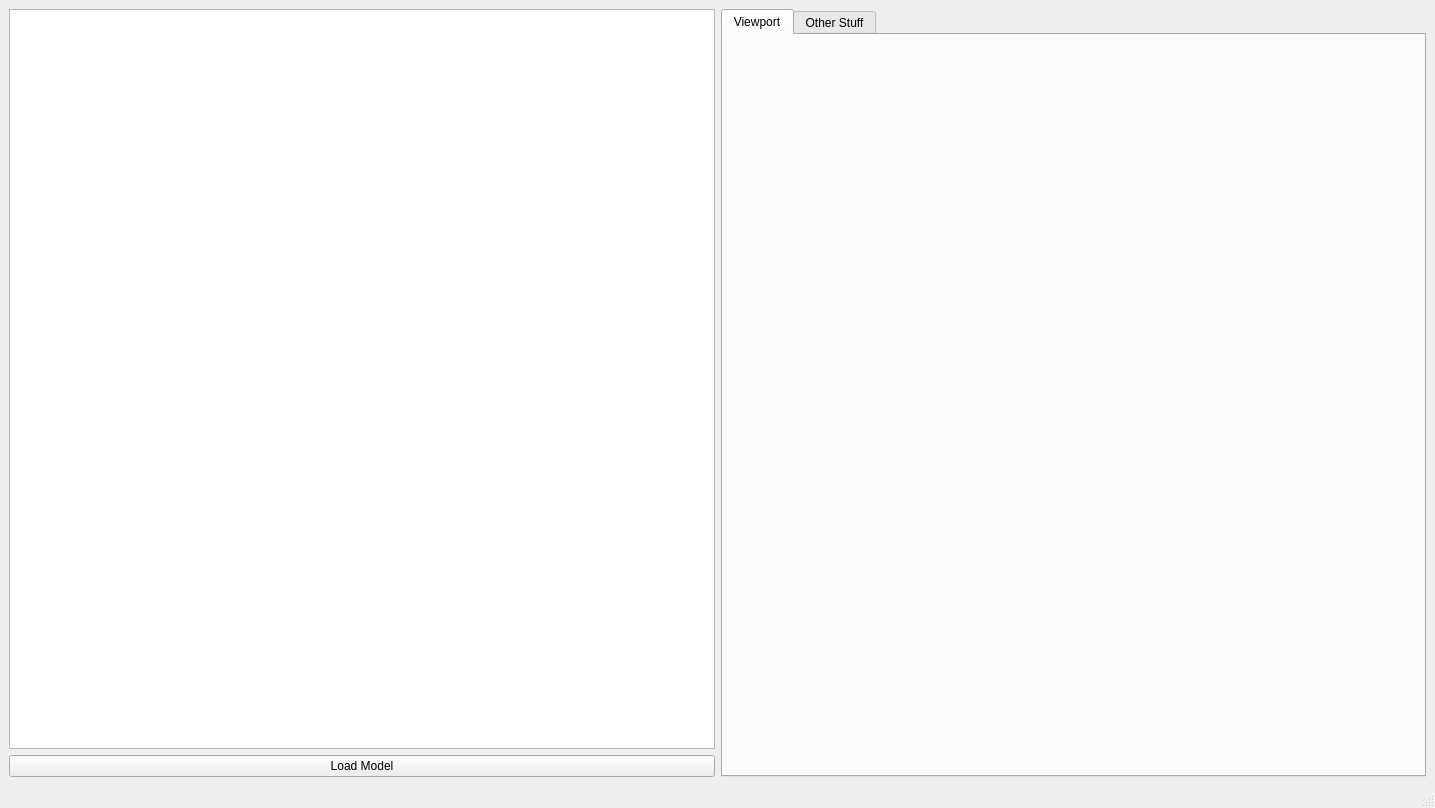
First picture: the form in src/ui/mainwindow.ui, repository nickenchev/boiler-room, before the edit.
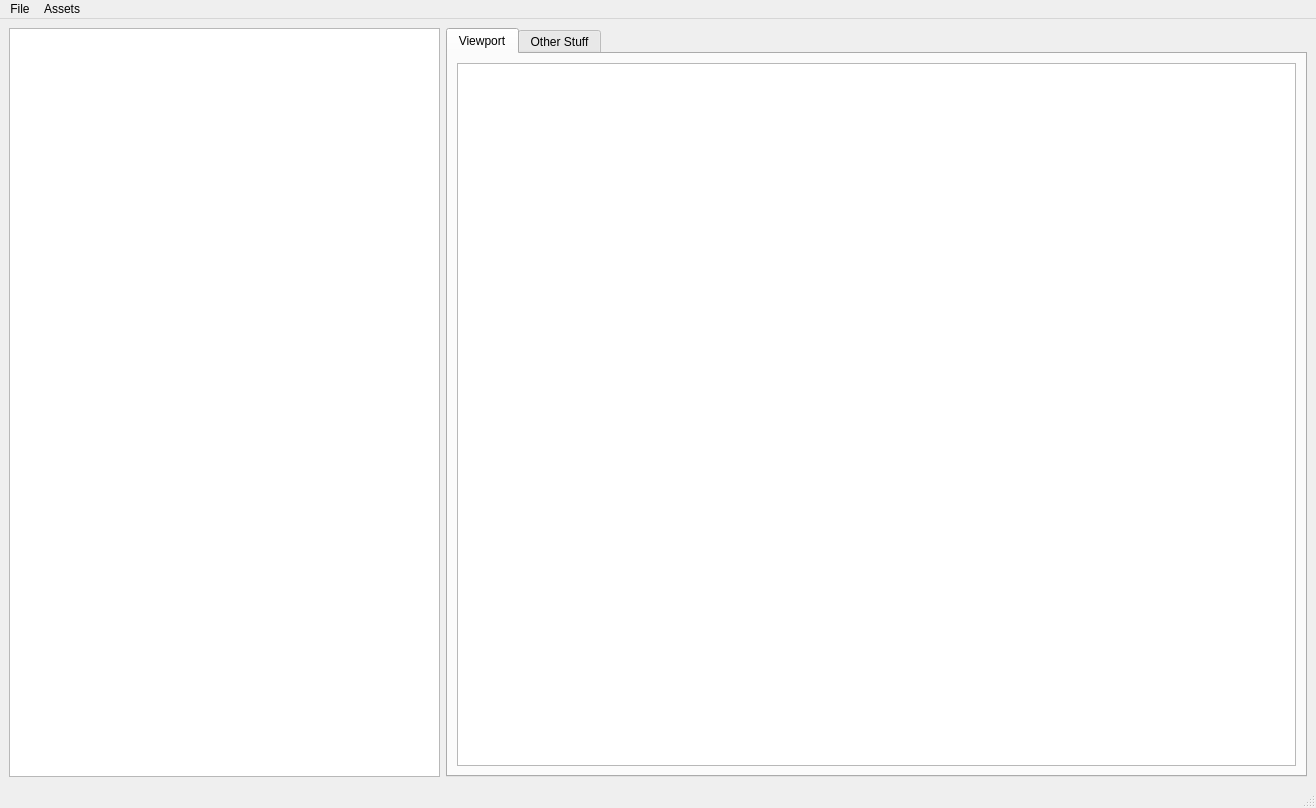
Second picture: the form after the edit.

```diff
--- a/src/ui/mainwindow.ui
+++ b/src/ui/mainwindow.ui
@@ -6,7 +6,7 @@
    <rect>
     <x>0</x>
     <y>0</y>
-    <width>1435</width>
+    <width>1316</width>
     <height>808</height>
    </rect>
   </property>
@@ -16,23 +16,12 @@
   <widget class="QWidget" name="centralwidget">
    <layout class="QHBoxLayout" name="horizontalLayout_2">
     <item>
-     <layout class="QHBoxLayout" name="mainHorizontal">
+     <layout class="QHBoxLayout" name="mainHorizontal" stretch="4,8">
       <item>
        <layout class="QVBoxLayout" name="verticalLayout_2">
         <item>
          <widget class="QTreeView" name="assetsTreeView"/>
         </item>
-        <item>
-         <layout class="QGridLayout" name="gridLayout">
-          <item row="0" column="0">
-           <widget class="QPushButton" name="loadModelButton">
-            <property name="text">
-             <string>Load Model</string>
-            </property>
-           </widget>
-          </item>
-         </layout>
-        </item>
        </layout>
       </item>
       <item>
@@ -44,7 +33,18 @@
          <attribute name="title">
           <string>Viewport</string>
          </attribute>
-         <layout class="QVBoxLayout" name="verticalLayout"/>
+         <layout class="QVBoxLayout" name="verticalLayout">
+          <item>
+           <layout class="QVBoxLayout" name="renderTabLayout" stretch="8,4">
+            <item>
+             <layout class="QVBoxLayout" name="renderLayout"/>
+            </item>
+            <item>
+             <widget class="QListView" name="logListView"/>
+            </item>
+           </layout>
+          </item>
+         </layout>
         </widget>
         <widget class="QWidget" name="tab">
          <attribute name="title">
@@ -62,10 +62,23 @@
     <rect>
      <x>0</x>
      <y>0</y>
-     <width>1435</width>
-     <height>22</height>
+     <width>1316</width>
+     <height>21</height>
     </rect>
    </property>
+   <widget class="QMenu" name="menuFile">
+    <property name="title">
+     <string>File</string>
+    </property>
+   </widget>
+   <widget class="QMenu" name="menuAssets">
+    <property name="title">
+     <string>Assets</string>
+    </property>
+    <addaction name="actionLoad_Model"/>
+   </widget>
+   <addaction name="menuFile"/>
+   <addaction name="menuAssets"/>
   </widget>
   <widget class="QStatusBar" name="statusbar"/>
  </widget>
```
Left out of the diff: 20 changed lines with no effect on the pictures.
